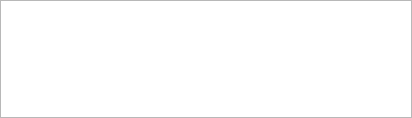
The window that Viewer/src/TableFilterWidget.ui (ecmwf/ecflow) describes before a commit, drawn with Qt 5.
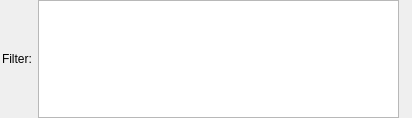
The same window after the commit. Custom widgets are drawn as their Qt base class.

Diff of the .ui file:
```diff
--- a/Viewer/src/TableFilterWidget.ui
+++ b/Viewer/src/TableFilterWidget.ui
@@ -13,13 +13,36 @@
   <property name="windowTitle">
    <string>Form</string>
   </property>
-  <layout class="QHBoxLayout" name="horizontalLayout" stretch="0">
-   <property name="margin">
+  <layout class="QHBoxLayout" name="horizontalLayout" stretch="0,1,0">
+   <property name="leftMargin">
+    <number>2</number>
+   </property>
+   <property name="topMargin">
     <number>0</number>
    </property>
+   <property name="rightMargin">
+    <number>0</number>
+   </property>
+   <property name="bottomMargin">
+    <number>0</number>
+   </property>
+   <item>
+    <widget class="QLabel" name="label">
+     <property name="text">
+      <string>Filter:</string>
+     </property>
+    </widget>
+   </item>
    <item>
     <widget class="OneLineTextEdit" name="queryTe_"/>
    </item>
+   <item>
+    <widget class="QLabel" name="numLabel_">
+     <property name="text">
+      <string/>
+     </property>
+    </widget>
+   </item>
   </layout>
   <action name="actionBreadcrumbs">
    <property name="checkable">
```
